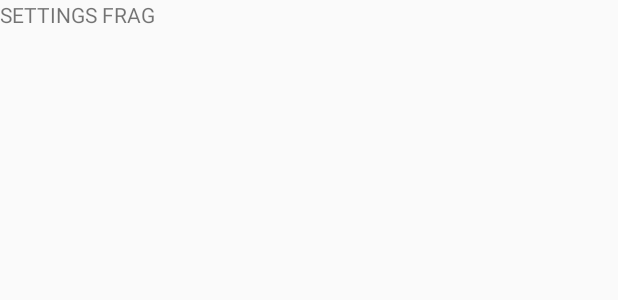
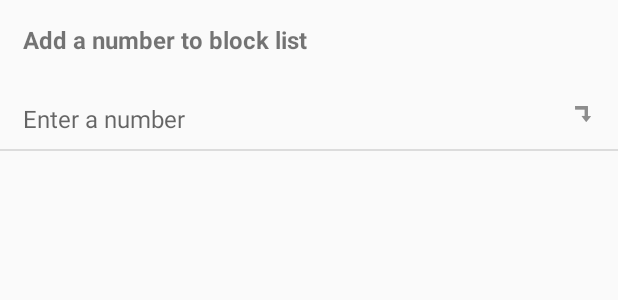
Before and after one commit to tompadree/Callceptor, an Android app: the layout fragment_settings.xml on its own in the app's theme, with its tools: preview values and no code run, on a phone screen of 412 x 824 dp. Shown: the top 300 px of the screen. Run offline under Robolectric (Android 15) with nearby library versions, the phone set to English and light mode, and no system bars.

Commit message:
started settings, fixes

```diff
--- a/app/src/main/java/callceptor/com/callceptor/domain/interactors/impl/CallsInteractorImpl.kt
+++ b/app/src/main/java/callceptor/com/callceptor/domain/interactors/impl/CallsInteractorImpl.kt
@@ -87,8 +87,8 @@
                         currentPage++
 
                     } else {
-                        currentPage = -1
 
+                        if (currentPage == 1)
                             systemCallsDataStore.fetchAllCallsFromSystem()
                                     .subscribeOn(subscribeScheduler)
                                     .observeOn(observeScheduler)
@@ -106,6 +106,8 @@
                                             onCallContactsFetched.onFetchingError(e)
                                         }
                                     })
+
+                        currentPage = -1
                     }
                 }, {
                     onCallContactsFetched.onFetchingError(it as Throwable)
--- a/app/src/main/java/callceptor/com/callceptor/domain/interactors/impl/MessageInteractorImpl.kt
+++ b/app/src/main/java/callceptor/com/callceptor/domain/interactors/impl/MessageInteractorImpl.kt
@@ -90,8 +90,8 @@
                         currentPage++
 
                     } else {
-                        currentPage = -1
 
+                        if (currentPage == 1)
                             systemMessagesDataStore.fetchAllMessagesFromSystem()
                                     .subscribeOn(subscribeScheduler)
                                     .observeOn(observeScheduler)
@@ -109,6 +109,8 @@
                                             onMessagesFetched.onFetchingError(e)
                                         }
                                     })
+
+                        currentPage = -1
                     }
                 }, {
                     onMessagesFetched.onFetchingError(it as Throwable)
--- a/app/src/main/java/callceptor/com/callceptor/view/activities/HomeActivity.kt
+++ b/app/src/main/java/callceptor/com/callceptor/view/activities/HomeActivity.kt
@@ -113,7 +113,7 @@
 
                     supportFragmentManager.beginTransaction().hide(activeFrag).show(messagesFragmentInstance).commit()
                     activeFrag = messagesFragmentInstance
-
+                    supportActionBar?.title = getString(R.string.messages_no_contacts)
                 }// messagesClicked()
                 R.id.action_calls -> {
 
@@ -129,6 +129,7 @@
                         supportFragmentManager.beginTransaction().hide(activeFrag).show(callsFragmentInstance).commitAllowingStateLoss()
                     }
                     activeFrag = callsFragmentInstance
+                    supportActionBar?.title = getString(R.string.incoming_calls)
 
                 }//callsClicked()
                 R.id.action_settings -> {
@@ -138,6 +139,8 @@
 
                     supportFragmentManager.beginTransaction().hide(activeFrag).show(settingsFragmentInstance).commit()
                     activeFrag = settingsFragmentInstance
+                    supportActionBar?.title = getString(R.string.settings)
+
 
                 } //settingsClicked()
             }
--- a/app/src/main/java/callceptor/com/callceptor/view/fragments/CallsFragment.kt
+++ b/app/src/main/java/callceptor/com/callceptor/view/fragments/CallsFragment.kt
@@ -131,7 +131,7 @@
                 val firstVisibleItemPosition = layoutManager.findFirstVisibleItemPosition()
 
                 if (dy > 0) { //dy scrolling down
-                    if ((firstVisibleItemPosition >= myTotalCount) && firstVisibleItemPosition > 0
+                    if ((firstVisibleItemPosition >= myTotalCount) && firstVisibleItemPosition > totalItemCount - 30
                             && myTotalCount > 0 && localCalls.size <= totalItemCount)
                         callsPresenter.fetchNextPage()
                 }
--- a/app/src/main/java/callceptor/com/callceptor/view/fragments/MessagesFragment.kt
+++ b/app/src/main/java/callceptor/com/callceptor/view/fragments/MessagesFragment.kt
@@ -124,7 +124,7 @@
                 val firstVisibleItemPosition = layoutManager.findFirstVisibleItemPosition()
 
                 if (dy > 0) { //dy scrolling down
-                    if ((firstVisibleItemPosition >= myTotalCount) && firstVisibleItemPosition > 0
+                    if ((firstVisibleItemPosition >= myTotalCount) && firstVisibleItemPosition > totalItemCount - 30
                             && myTotalCount > 0 && localMessages.size <= totalItemCount)
                         messagesPresenter.fetchNextPage()
                 }
--- a/app/src/main/res/layout/fragment_settings.xml
+++ b/app/src/main/res/layout/fragment_settings.xml
@@ -1,14 +1,48 @@
 <?xml version="1.0" encoding="utf-8"?>
-<FrameLayout xmlns:android="http://schemas.android.com/apk/res/android"
-             xmlns:tools="http://schemas.android.com/tools"
-             android:layout_width="match_parent"
-             android:layout_height="match_parent"
-             tools:context=".view.fragments.SettingsFragment">
+<RelativeLayout xmlns:android="http://schemas.android.com/apk/res/android"
+    xmlns:tools="http://schemas.android.com/tools"
+    android:layout_width="match_parent"
+    android:layout_height="match_parent"
+    xmlns:app="http://schemas.android.com/apk/res-auto"
+    tools:context=".view.fragments.SettingsFragment">
 
-    <!-- TODO: Update blank fragment layout -->
-    <TextView
+   <TextView
+       android:id="@+id/settingsFragmentAddNumberTitle"
+       android:layout_width="match_parent"
+       android:layout_height="wrap_content"
+       android:textStyle="bold"
+       android:padding="15dp"
+       android:textSize="16sp"
+
+       android:text="@string/add_number_blocklist"/>
+
+    <EditText
+        android:id="@+id/new_bill_fragment3_new_tag"
         android:layout_width="match_parent"
-        android:layout_height="match_parent"
-        android:text="SETTINGS FRAG"/>
+        android:layout_height="wrap_content"
+        android:layout_below="@+id/settingsFragmentAddNumberTitle"
+        android:backgroundTint="@android:color/transparent"
+        android:hint="@string/enter_a_number"
+        android:inputType="text"
+        android:padding="15dp"
+        android:textColor="@color/app_black"
+        android:textSize="16sp"
+        app:backgroundTint="@android:color/transparent"
+        tools:ignore="MissingPrefix"/>
 
-</FrameLayout>
+    <ImageView
+        android:layout_below="@+id/settingsFragmentAddNumberTitle"
+        android:id="@+id/new_bill_fragment3_new_tag_icon"
+        android:layout_width="wrap_content"
+        android:layout_height="wrap_content"
+        android:layout_alignParentEnd="true"
+        android:layout_margin="15dp"
+        android:background="@drawable/ic_add_number"/>
+
+    <View
+        android:layout_width="match_parent"
+        android:layout_height="1dp"
+        android:layout_below="@+id/new_bill_fragment3_new_tag_icon"
+        android:background="@color/separator_grey"/>
+
+</RelativeLayout>
--- a/app/src/main/res/values/strings.xml
+++ b/app/src/main/res/values/strings.xml
@@ -6,13 +6,18 @@
 
 
     <!--Calls-->
+    <string name="incoming_calls">Incoming calls</string>
     <string name="harmful_call">Be careful! \n This incoming call could be harmful!</string>
     <string name="name_placeholder">John Doe</string>
     <string name="time_placeholder">00:00</string>
 
     <!--Messages-->
-    <string name="messages_no_contacts">Messages sent by unknown numbers</string>
+    <string name="messages_no_contacts">Messages by unknown numbers</string>
     <string name="phone_number_placeholder">Phone number placeholder</string>
     <string name="message_placeholder">Lorem ipsum dolor sit amet, consectetur adipiscing elit, sed do eiusmod tempor incididunt ut labore et dolore magna aliqua.</string>
 
+    <!--Settings-->
+    <string name="settings">Settings</string>
+    <string name="enter_a_number">Enter a number</string>
+    <string name="add_number_blocklist">Add a number to block list</string>
 </resources>
```
Also changed, not shown: app/src/main/res/layout/fragment_messages.xml (+16 -16 lines), app/src/main/res/drawable-hdpi/ic_add_number.png (added), app/src/main/res/drawable-mdpi/ic_add_number.png (added), app/src/main/res/drawable-xhdpi/ic_add_number.png (added), app/src/main/res/drawable-xxhdpi/ic_add_number.png (added), app/src/main/res/ic_add_tag.png (added). Lines whose indentation alone changed are shown as unchanged.
